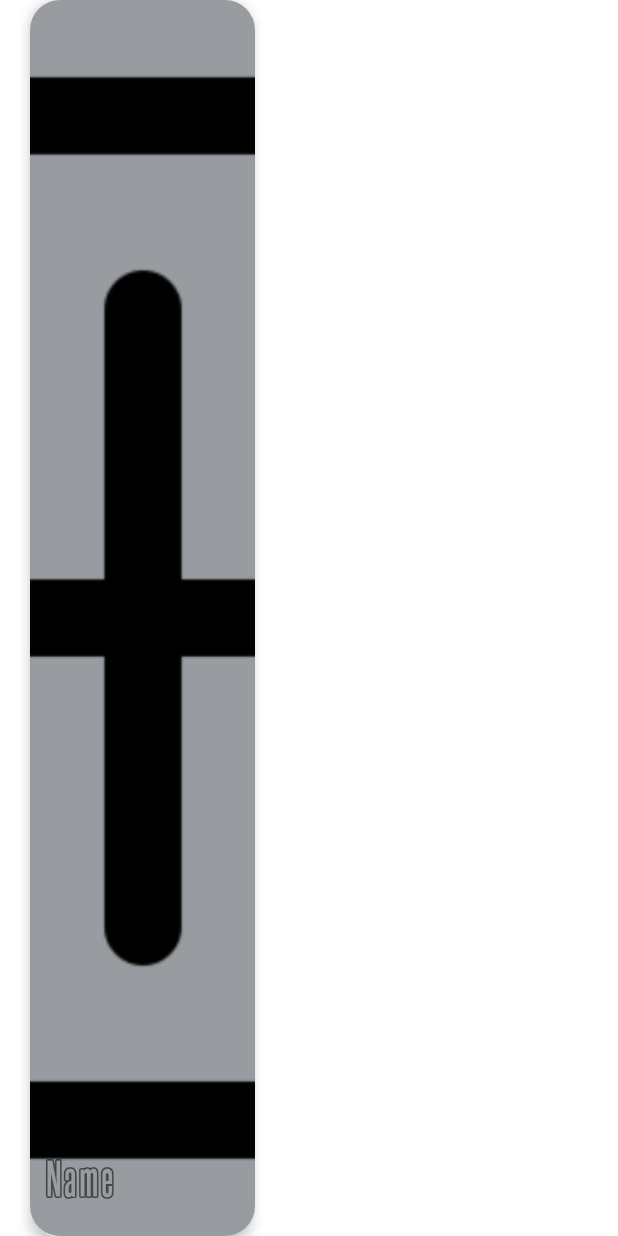
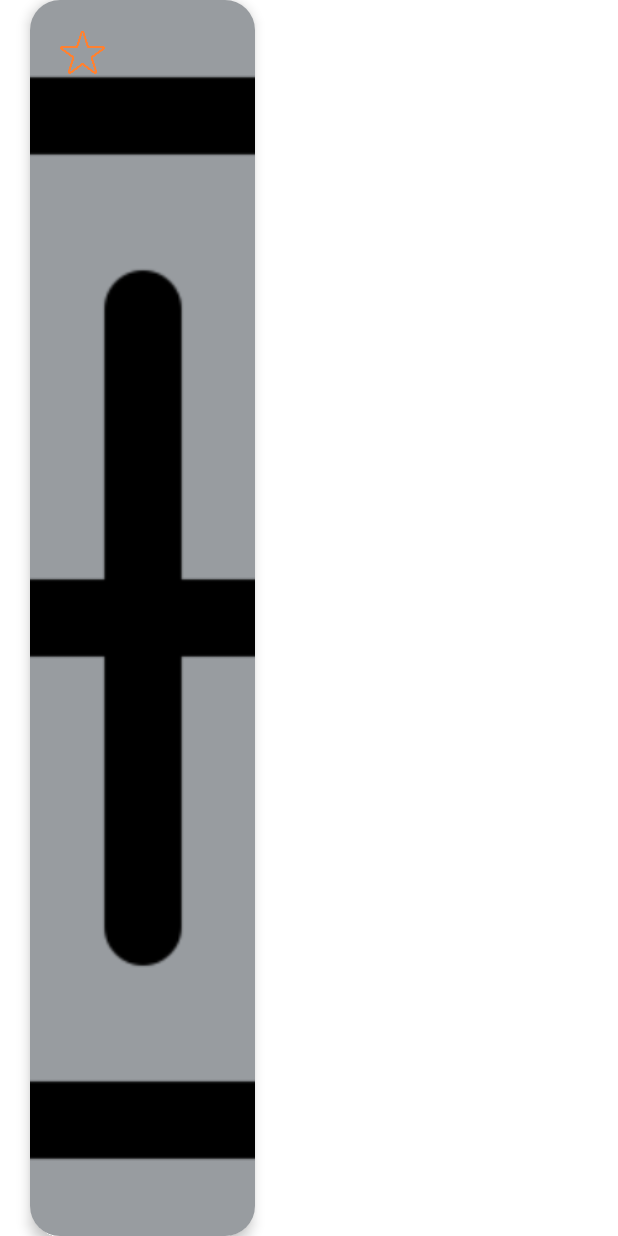
Before and after one commit to AlexandreGRN/Stord, an Android app: the layout category_big_card.xml on its own in the app's theme, with its tools: preview values and no code run, on a phone screen of 412 x 824 dp. Run offline under Robolectric (Android 15) with nearby library versions, the phone set to English and light mode, and no system bars.

```diff
--- a/app/src/main/java/fr/tulkiidra/stord/CategoryModel.kt
+++ b/app/src/main/java/fr/tulkiidra/stord/CategoryModel.kt
@@ -3,6 +3,6 @@ package fr.tulkiidra.stord
 class CategoryModel (
     val name: String = "Undefined",
     val description: String = "Undefined",
-    val imageUrl: String = "http://graven.yt/plante.jpg",
+    val imageUrl: String = "https://cdn.pixabay.com/photo/2014/04/10/17/59/doubt-321144_960_720.png",
     var favorite: Boolean = false
 )
--- a/app/src/main/res/layout/category_big_card.xml
+++ b/app/src/main/res/layout/category_big_card.xml
@@ -14,16 +14,6 @@
         android:layout_height="match_parent"
         android:background="@color/gray">
 
-        <TextView
-            android:layout_width="wrap_content"
-            android:layout_height="100dp"
-            android:layout_alignParentBottom="true"
-            android:layout_marginStart="10dp"
-            android:layout_marginBottom="-40dp"
-            android:text="@string/name"
-            android:textSize="30sp"
-            android:fontFamily="@font/steelfish"/>
-
         <ImageView
             android:id="@+id/category_card_image"
             android:layout_width="match_parent"
@@ -31,6 +21,15 @@
             android:scaleType="centerCrop"
             android:src="@drawable/add_new"
             android:contentDescription="@string/ImageDesc"/>
+
+        <ImageView
+            android:id="@+id/star_icon"
+            android:layout_width="30dp"
+            android:layout_height="30dp"
+            android:src="@drawable/star"
+            android:layout_margin="20dp"
+            app:tint="@color/orange"
+            />
     </RelativeLayout>
 
 </androidx.cardview.widget.CardView>
--- a/app/src/main/res/layout/category_long_card.xml
+++ b/app/src/main/res/layout/category_long_card.xml
@@ -16,7 +16,7 @@
         app:layout_constraintTop_toTopOf="parent">
 
         <ImageView
-            android:id="@+id/category_long_card"
+            android:id="@+id/category_card_image"
             android:layout_width="match_parent"
             android:layout_height="match_parent"
             android:scaleType="centerCrop"
@@ -43,6 +43,7 @@
         app:layout_constraintStart_toEndOf="@+id/cardView" />
 
     <TextView
+        android:id="@+id/description_category"
         android:layout_width="wrap_content"
         android:layout_height="match_parent"
         android:layout_marginStart="15dp"
```
Also changed, not shown: app/src/main/java/fr/tulkiidra/stord/adapter/CategoryCardAdapter.kt (+12 -0 lines), app/src/main/java/fr/tulkiidra/stord/fragments/CategoryFragment.kt (+4 -4 lines).
